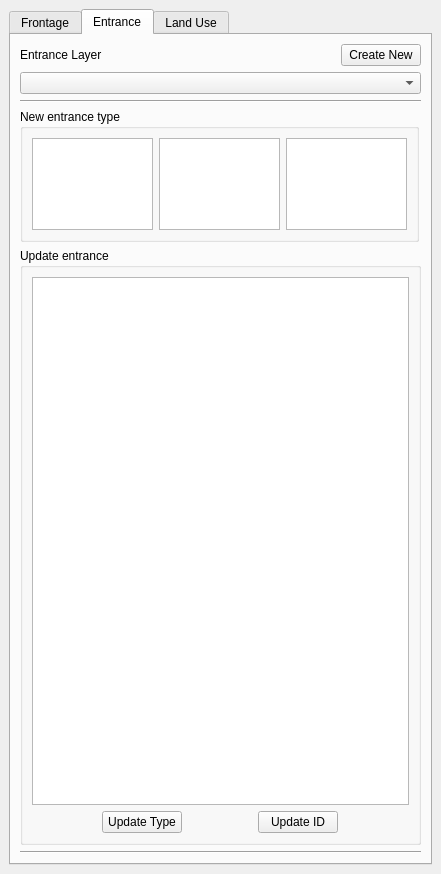
Above: UrbanDataInput/urban_data_input_dockwidget_base.ui from spacesyntax/UrbanDataInputTool before the change. Below: the same form after it.
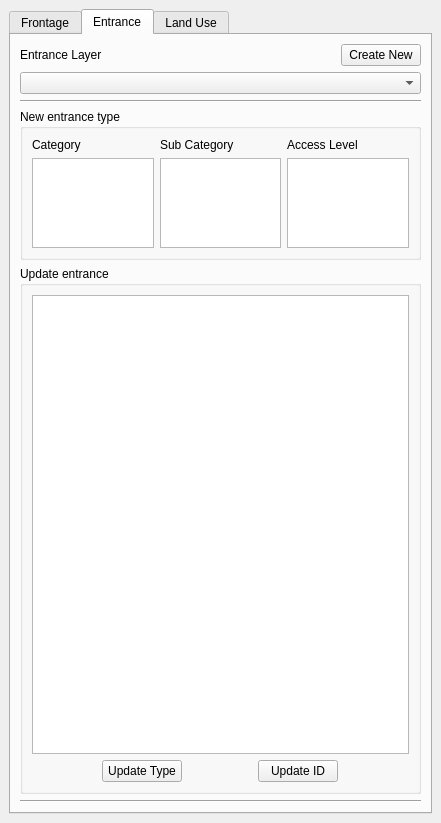
That is the form after the change. The open tabs and pages were chosen to show the change.

Patch:
```diff
--- a/UrbanDataInput/urban_data_input_dockwidget_base.ui
+++ b/UrbanDataInput/urban_data_input_dockwidget_base.ui
@@ -7,13 +7,13 @@
     <x>0</x>
     <y>0</y>
     <width>441</width>
-    <height>874</height>
+    <height>823</height>
    </rect>
   </property>
   <property name="minimumSize">
    <size>
     <width>441</width>
-    <height>592</height>
+    <height>680</height>
    </size>
   </property>
   <property name="windowTitle">
@@ -286,88 +286,8 @@
        <attribute name="title">
         <string>Entrance</string>
        </attribute>
-       <layout class="QVBoxLayout" name="verticalLayout_4">
-        <item>
-         <layout class="QGridLayout" name="gridLayout_5">
-          <item row="0" column="1">
-           <widget class="QPushButton" name="pushButtonNewEntrancesFile">
-            <property name="sizePolicy">
-             <sizepolicy hsizetype="Maximum" vsizetype="Fixed">
-              <horstretch>0</horstretch>
-              <verstretch>0</verstretch>
-             </sizepolicy>
-            </property>
-            <property name="text">
-             <string>Create New</string>
-            </property>
-           </widget>
-          </item>
-          <item row="1" column="0" colspan="2">
-           <widget class="QComboBox" name="useExistingEntrancescomboBox"/>
-          </item>
-          <item row="0" column="0">
-           <widget class="QLabel" name="label_entrancelayer">
-            <property name="text">
-             <string>Entrance Layer</string>
-            </property>
-           </widget>
-          </item>
-          <item row="2" column="0" colspan="2">
-           <widget class="Line" name="line_3">
-            <property name="orientation">
-             <enum>Qt::Horizontal</enum>
-            </property>
-           </widget>
-          </item>
-         </layout>
-        </item>
-        <item>
-         <widget class="QGroupBox" name="groupBox_newentrancetype">
-          <property name="sizePolicy">
-           <sizepolicy hsizetype="Preferred" vsizetype="Maximum">
-            <horstretch>0</horstretch>
-            <verstretch>0</verstretch>
-           </sizepolicy>
-          </property>
-          <property name="maximumSize">
-           <size>
-            <width>399</width>
-            <height>133</height>
-           </size>
-          </property>
-          <property name="title">
-           <string>New entrance type</string>
-          </property>
-          <layout class="QGridLayout" name="gridLayout_6">
-           <item row="0" column="0">
-            <widget class="QListWidget" name="ecategorylistWidget">
-             <property name="sizePolicy">
-              <sizepolicy hsizetype="Expanding" vsizetype="Maximum">
-               <horstretch>0</horstretch>
-               <verstretch>0</verstretch>
-              </sizepolicy>
-             </property>
-             <property name="maximumSize">
-              <size>
-               <width>16777215</width>
-               <height>100</height>
-              </size>
-             </property>
-             <property name="sortingEnabled">
-              <bool>false</bool>
-             </property>
-            </widget>
-           </item>
-           <item row="0" column="1">
-            <widget class="QListWidget" name="esubcategorylistWidget"/>
-           </item>
-           <item row="0" column="2">
-            <widget class="QListWidget" name="eaccesscategorylistWidget"/>
-           </item>
-          </layout>
-         </widget>
-        </item>
-        <item>
+       <layout class="QGridLayout" name="gridLayout_14">
+        <item row="2" column="0">
          <widget class="QGroupBox" name="groupBox_updateentrances">
           <property name="title">
            <string>Update entrance</string>
@@ -413,7 +333,111 @@
           </layout>
          </widget>
         </item>
-        <item>
+        <item row="1" column="0">
+         <widget class="QGroupBox" name="groupBox">
+          <property name="maximumSize">
+           <size>
+            <width>401</width>
+            <height>151</height>
+           </size>
+          </property>
+          <property name="title">
+           <string>New entrance type</string>
+          </property>
+          <layout class="QGridLayout" name="gridLayout_13">
+           <item row="0" column="0">
+            <widget class="QLabel" name="label">
+             <property name="text">
+              <string>Category</string>
+             </property>
+            </widget>
+           </item>
+           <item row="0" column="1">
+            <widget class="QLabel" name="label_2">
+             <property name="text">
+              <string>Sub Category</string>
+             </property>
+            </widget>
+           </item>
+           <item row="0" column="2">
+            <widget class="QLabel" name="label_4">
+             <property name="text">
+              <string>Access Level</string>
+             </property>
+            </widget>
+           </item>
+           <item row="1" column="0">
+            <widget class="QListWidget" name="ecategorylistWidget">
+             <property name="sizePolicy">
+              <sizepolicy hsizetype="Expanding" vsizetype="Maximum">
+               <horstretch>0</horstretch>
+               <verstretch>0</verstretch>
+              </sizepolicy>
+             </property>
+             <property name="maximumSize">
+              <size>
+               <width>16777215</width>
+               <height>100</height>
+              </size>
+             </property>
+             <property name="sortingEnabled">
+              <bool>false</bool>
+             </property>
+            </widget>
+           </item>
+           <item row="1" column="1">
+            <widget class="QListWidget" name="esubcategorylistWidget"/>
+           </item>
+           <item row="1" column="2">
+            <widget class="QListWidget" name="eaccesscategorylistWidget"/>
+           </item>
+          </layout>
+          <zorder>ecategorylistWidget</zorder>
+          <zorder>esubcategorylistWidget</zorder>
+          <zorder>eaccesscategorylistWidget</zorder>
+          <zorder>ecategorylistWidget</zorder>
+          <zorder>esubcategorylistWidget</zorder>
+          <zorder>eaccesscategorylistWidget</zorder>
+          <zorder>label</zorder>
+          <zorder>label_2</zorder>
+          <zorder>label_4</zorder>
+         </widget>
+        </item>
+        <item row="0" column="0">
+         <layout class="QGridLayout" name="gridLayout_5">
+          <item row="0" column="1">
+           <widget class="QPushButton" name="pushButtonNewEntrancesFile">
+            <property name="sizePolicy">
+             <sizepolicy hsizetype="Maximum" vsizetype="Fixed">
+              <horstretch>0</horstretch>
+              <verstretch>0</verstretch>
+             </sizepolicy>
+            </property>
+            <property name="text">
+             <string>Create New</string>
+            </property>
+           </widget>
+          </item>
+          <item row="1" column="0" colspan="2">
+           <widget class="QComboBox" name="useExistingEntrancescomboBox"/>
+          </item>
+          <item row="0" column="0">
+           <widget class="QLabel" name="label_entrancelayer">
+            <property name="text">
+             <string>Entrance Layer</string>
+            </property>
+           </widget>
+          </item>
+          <item row="2" column="0" colspan="2">
+           <widget class="Line" name="line_3">
+            <property name="orientation">
+             <enum>Qt::Horizontal</enum>
+            </property>
+           </widget>
+          </item>
+         </layout>
+        </item>
+        <item row="3" column="0">
          <widget class="Line" name="line_4">
           <property name="orientation">
            <enum>Qt::Horizontal</enum>
@@ -472,7 +496,7 @@
           <property name="title">
            <string>New land use type</string>
           </property>
-          <layout class="QGridLayout" name="gridLayout_9">
+          <layout class="QGridLayout" name="gridLayout_6">
            <item row="0" column="0" colspan="2">
             <layout class="QHBoxLayout" name="horizontalLayout">
              <item>
```
Left out of the diff: 159 changed lines with no effect on the pictures.
